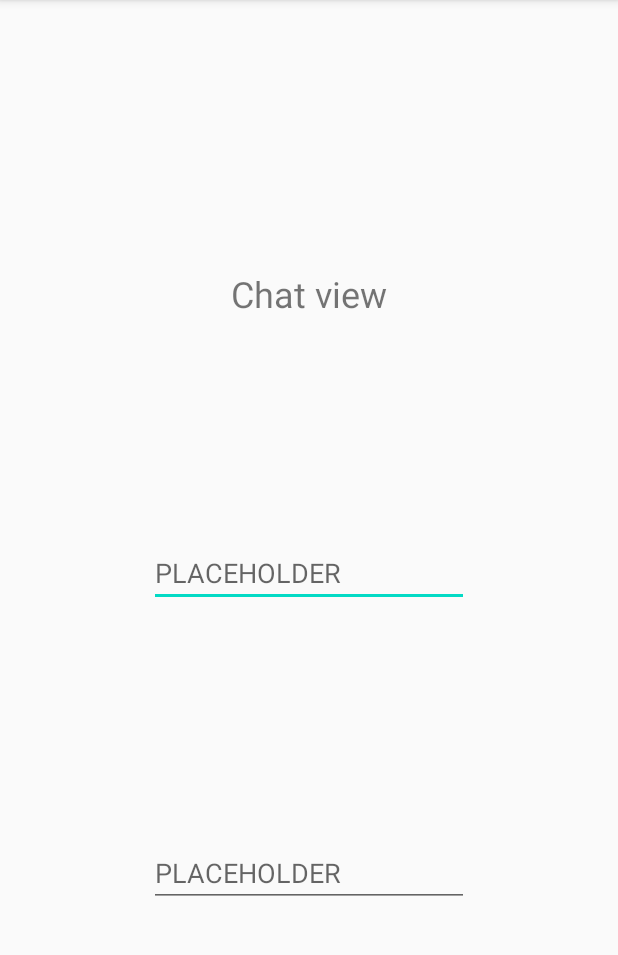
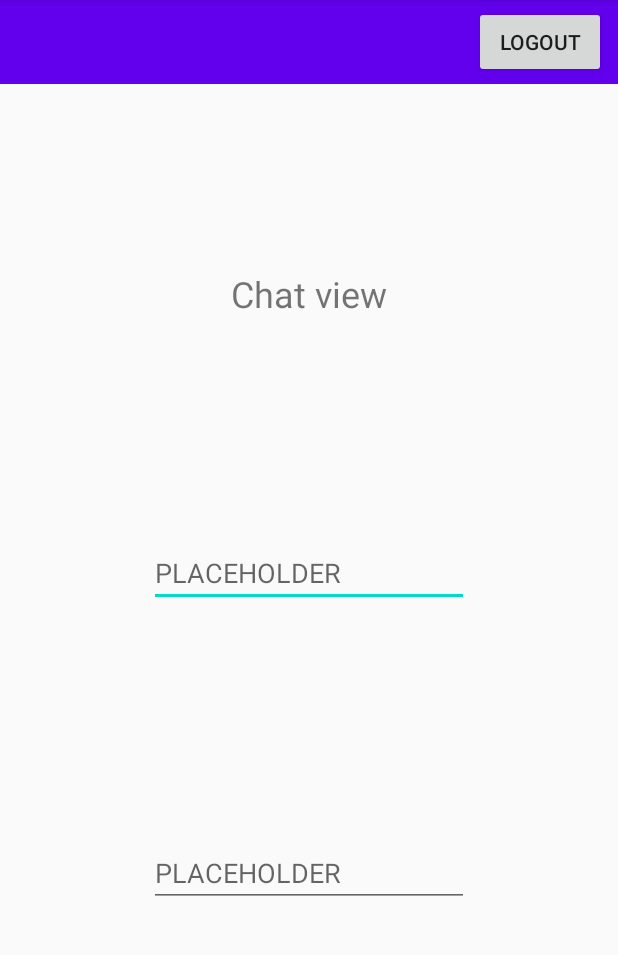
Before and after one commit to niko6116/House-of-Code-Development-Task, an Android app: the ChatActivity screen opened directly, with no data from a screen before it, on a phone screen of 412 x 824 dp, the part 84-1039 px from its top. Run offline under Robolectric (Android 15) with nearby library versions, the phone set to English and light mode, and no system bars; our stand-ins replace Firebase (no records; nobody signed in at launch, a user with empty details on screens opened directly).

Commit message:
Functionality for logout complete.

```diff
--- a/app/src/main/java/com/niko/houseofcodedevelopmenttask/chat/ChatActivity.java
+++ b/app/src/main/java/com/niko/houseofcodedevelopmenttask/chat/ChatActivity.java
@@ -5,6 +5,7 @@ import androidx.appcompat.app.AppCompatActivity;
 
 import android.content.Intent;
 import android.os.Bundle;
+import android.view.View;
 
 import com.google.android.gms.auth.api.Auth;
 import com.google.android.gms.common.api.GoogleApiClient;
@@ -16,15 +17,18 @@ import com.niko.houseofcodedevelopmenttask.R;
 
 public class ChatActivity extends AppCompatActivity {
 
+    // Authenticator
     private FirebaseAuth auth;
+
+    // Listener
     private FirebaseAuth.AuthStateListener authListener;
-    private GoogleApiClient googleApiClient;
 
     @Override
     protected void onCreate(Bundle savedInstanceState) {
         super.onCreate(savedInstanceState);
         setContentView(R.layout.activity_chat);
 
+        // Initialize FirebaseAuth
         auth = FirebaseAuth.getInstance();
     }
 
@@ -32,19 +36,27 @@ public class ChatActivity extends AppCompatActivity {
     protected void onStart() {
         super.onStart();
 
-        /*
+        // Leave chat room if user is not logged in.
         authListener = new FirebaseAuth.AuthStateListener() {
             @Override
             public void onAuthStateChanged(@NonNull FirebaseAuth firebaseAuth) {
-                // If user is logged in
+                // If user is not logged in
                 if (firebaseAuth.getCurrentUser() == null) {
                     openMainActivity();
                 }
             }
         };
 
+        // Add listener to auth
         auth.addAuthStateListener(authListener);
-        */
+
+        // Configure logout button
+        findViewById(R.id.button_logout).setOnClickListener(new View.OnClickListener() {
+            @Override
+            public void onClick(View view) {
+                signOut();
+            }
+        });
     }
 
     /**
@@ -54,22 +66,24 @@ public class ChatActivity extends AppCompatActivity {
         // Firebase sign out
         auth.signOut();
 
+        /*
         // Google sign out
+        GoogleApiClient googleApiClient;
         Auth.GoogleSignInApi.signOut(googleApiClient).setResultCallback(
                 new ResultCallback<Status>() {
                     @Override
                     public void onResult(@NonNull Status status) {
-                        //put something you want to happen here eg.
-                        startActivity(new Intent(ChatActivity.this, MainActivity.class));
+                        openMainActivity();
                     }
                 });
+        */
     }
 
     /**
      * Opens MainActivity.
      */
     private void openMainActivity() {
-        Intent intent = new Intent( this, MainActivity.class);
+        Intent intent = new Intent(this, MainActivity.class);
         startActivity(intent);
     }
 
--- a/app/src/main/java/com/niko/houseofcodedevelopmenttask/login/LoginActivity.java
+++ b/app/src/main/java/com/niko/houseofcodedevelopmenttask/login/LoginActivity.java
@@ -52,7 +52,7 @@ public class LoginActivity extends AppCompatActivity {
         // GoogleSignInClient is given the specifications from the GoogleSignInOptions object.
         googleSignInClient = GoogleSignIn.getClient(this, gso);
 
-        // Configure sign in button
+        // Configure login button
         findViewById(R.id.button_login_google).setOnClickListener(new View.OnClickListener() {
             @Override
             public void onClick(View view) {
--- a/app/src/main/res/layout/activity_chat.xml
+++ b/app/src/main/res/layout/activity_chat.xml
@@ -5,6 +5,29 @@
     android:layout_width="match_parent"
     android:layout_height="match_parent"
     tools:context=".chat.ChatActivity">
+
+    <com.google.android.material.appbar.AppBarLayout
+        android:layout_width="match_parent"
+        android:layout_height="wrap_content"
+        android:theme="@style/AppTheme.AppBarOverlay"
+        tools:ignore="MissingConstraints">
+    </com.google.android.material.appbar.AppBarLayout>
+
+    <androidx.appcompat.widget.Toolbar
+        android:id="@+id/toolbar"
+        android:layout_width="match_parent"
+        android:layout_height="?attr/actionBarSize"
+        android:background="?attr/colorPrimary"
+        app:popupTheme="@style/AppTheme.PopupOverlay"
+        tools:ignore="MissingConstraints" >
+    <Button
+        android:id="@+id/button_logout"
+        android:layout_width="wrap_content"
+        android:layout_height="wrap_content"
+        android:text="@string/logout_button"
+        android:layout_marginRight="8dp"
+        android:layout_gravity="right"/>
+    </androidx.appcompat.widget.Toolbar>
 
     <TextView
         android:id="@+id/textview_login"
--- a/app/src/main/res/values/strings.xml
+++ b/app/src/main/res/values/strings.xml
@@ -11,6 +11,7 @@
     <string name="email_hint">Email</string>
     <string name="password_hint">Password</string>
     <string name="login_button">Login</string>
+    <string name="logout_button">Logout</string>
     <string name="go_to_facebook_login_button">Go to Facebook login</string>
 
     <string name="hello_second_fragment">Hello second fragment</string>
```
